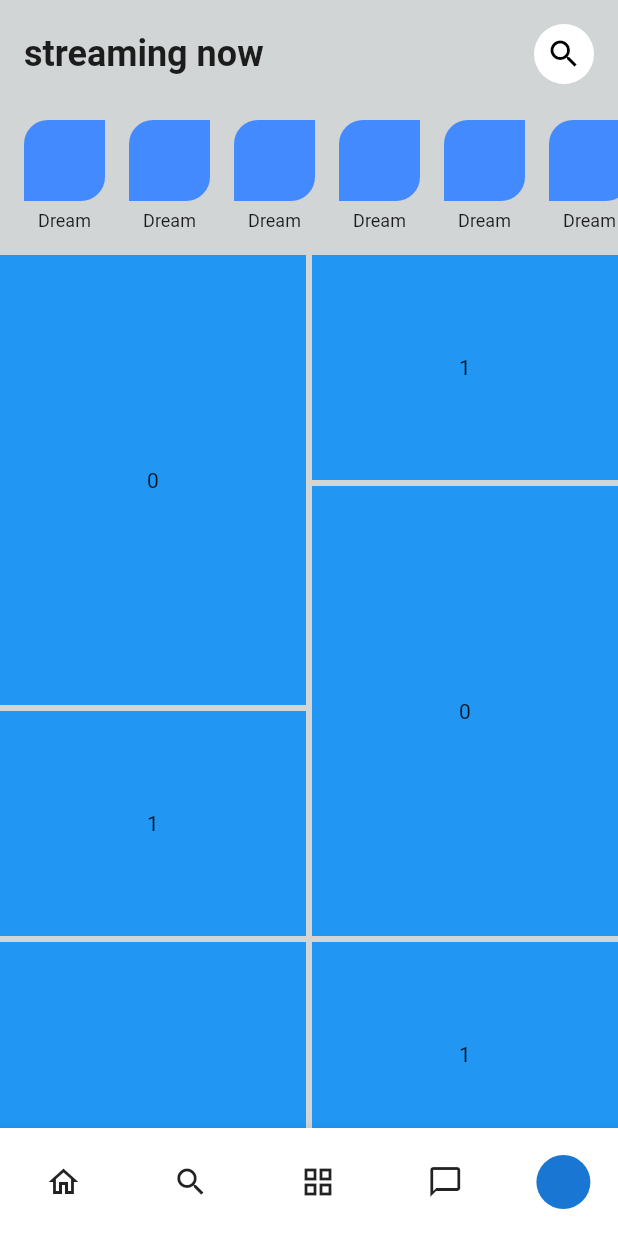
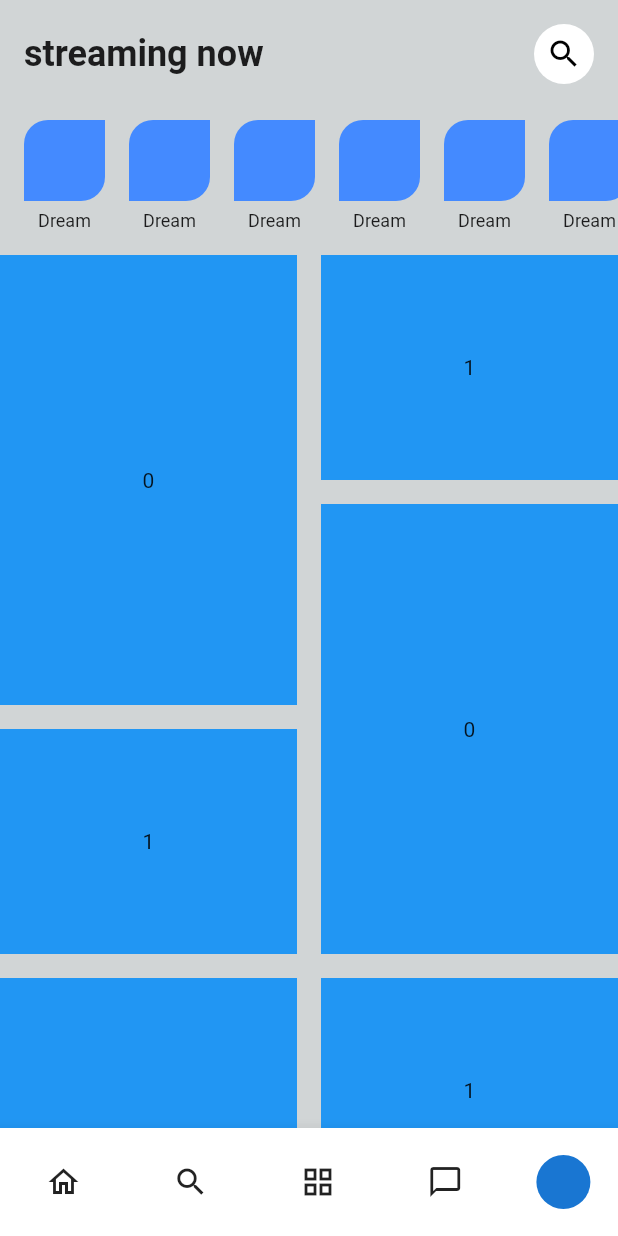
Before and after one commit to JAICHANGPARK/flutter_notebook_chapter_29, a Flutter app: the MusicPlayerHomePage screen opened directly, on a phone screen of 412 x 824 dp. Run offline on Flutter 3.47's test engine with Material 2 defaults, Android fonts, the phone set to English and light mode, and no system bars; our stand-ins replace dots_indicator.

Commit message:
Update music_player_home_page.dart

```diff
--- a/lib/ep1473_music_player_ui/view/music_player_home_page.dart
+++ b/lib/ep1473_music_player_ui/view/music_player_home_page.dart
@@ -104,8 +104,8 @@ class _MusicPlayerHomePageState extends State<MusicPlayerHomePage> {
               child: SingleChildScrollView(
                 child: StaggeredGrid.count(
                   crossAxisCount: 2,
-                  mainAxisSpacing: 4,
-                  crossAxisSpacing: 4,
+                  mainAxisSpacing: 16,
+                  crossAxisSpacing: 16,
                   axisDirection: AxisDirection.down,
                   children: [
                     SizedBox(
```
